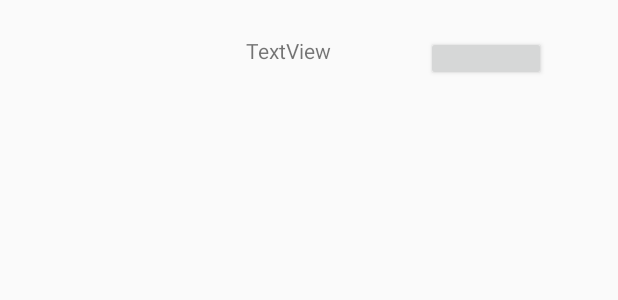
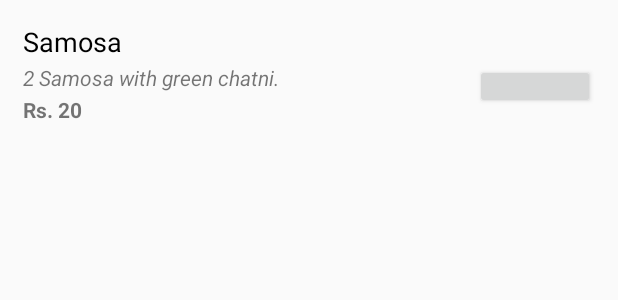
Before and after one commit to MITIN33/NeighbourFoodAndroid, an Android app: the layout fragment_food_items.xml on its own in the app's theme, with its tools: preview values and no code run, on a phone screen of 412 x 824 dp. Shown: the top 300 px of the screen. Run offline under Robolectric (Android 15) with nearby library versions, the phone set to English and light mode, and no system bars; plain views replace ElegantNumberButton; network calls fail.

Commit message:
integrated api on food item list page

```diff
--- a/app/src/main/java/com/start/neighbourfood/models/ServiceConstants.java
+++ b/app/src/main/java/com/start/neighbourfood/models/ServiceConstants.java
@@ -7,5 +7,6 @@ public class ServiceConstants {
     public static final String flatApiPAth = "/flat";
     public static final String foodApiPAth = "/fooditem";
     public static final String apartmentApiPath = "/apartment";
+    public static final String selleritemApiPath = "/selleritem";
     public static final String userDetail = "userInfo";
 }
--- a/app/src/main/res/layout/fragment_food_items.xml
+++ b/app/src/main/res/layout/fragment_food_items.xml
@@ -2,10 +2,10 @@
 <RelativeLayout xmlns:android="http://schemas.android.com/apk/res/android"
     xmlns:app="http://schemas.android.com/apk/res-auto"
     android:layout_width="match_parent"
-    android:layout_height="100dp"
+    android:layout_height="115dp"
     android:fitsSystemWindows="true"
     android:orientation="horizontal"
-    android:padding="16dp">
+    android:padding="15dp">
 
     <!--<ImageView
         android:id="@+id/food_photo"
@@ -14,40 +14,60 @@
         android:layout_alignParentLeft="true"
         android:layout_alignParentTop="true"
         android:layout_marginRight="16dp" />-->
+    <LinearLayout
+        android:layout_width="258dp"
+        android:layout_height="wrap_content"
+        android:orientation="vertical">
 
         <TextView
             android:id="@+id/food_item_name"
             android:layout_width="wrap_content"
             android:layout_height="wrap_content"
             android:layout_alignParentTop="true"
+            android:text="Samosa"
             android:textColor="#000000"
-        android:textSize="20sp" />
+            android:textSize="18sp" />
 
         <TextView
             android:id="@+id/serving_string"
             android:layout_width="wrap_content"
             android:layout_height="wrap_content"
+            android:layout_alignParentLeft="true"
             android:layout_below="@+id/food_item_name"
-        android:textSize="16sp" />
+            android:layout_marginTop="2dp"
+            android:text="2 Samosa with green chatni."
+            android:textSize="14sp"
+            android:textStyle="italic" />
+
+        <TextView
+            android:id="@+id/food_item_price"
+            android:layout_width="wrap_content"
+            android:layout_height="wrap_content"
+            android:layout_alignStart="@+id/quantity_button"
+            android:layout_below="@+id/serving_string"
+            android:layout_marginTop="2dp"
+            android:text="Rs. 20"
+            android:textStyle="bold" />
+
+    </LinearLayout>
+
+    <LinearLayout
+        android:layout_width="wrap_content"
+        android:layout_height="wrap_content"
+        android:layout_alignParentEnd="true"
+        android:layout_centerVertical="true">
 
         <com.cepheuen.elegantnumberbutton.view.ElegantNumberButton
             android:id="@+id/quantity_button"
             android:layout_width="80dp"
             android:layout_height="30dp"
             android:layout_alignParentEnd="true"
-        android:layout_alignTop="@+id/food_item_price"
-        android:layout_marginEnd="32dp"
+            android:layout_alignTop="@+id/food_item_name"
+            android:layout_marginLeft="15dp"
             android:gravity="end"
             app:backGroundColor="@color/colorPrimary"
             app:initialNumber="0"
             app:textSize="8sp" />
+    </LinearLayout>
 
-    <TextView
-        android:id="@+id/food_item_price"
-        android:layout_width="wrap_content"
-        android:layout_height="wrap_content"
-        android:layout_alignBottom="@+id/food_item_name"
-        android:layout_alignParentStart="true"
-        android:layout_marginStart="148dp"
-        android:text="TextView" />
 </RelativeLayout>
```
Also changed, not shown: app/src/main/java/com/start/neighbourfood/adapters/FoodItemsRecyclerViewAdapter.java (+10 -4 lines), app/src/main/java/com/start/neighbourfood/fragments/FlatListFragment.java (+9 -7 lines), app/src/main/java/com/start/neighbourfood/fragments/FoodListFragment.java (+42 -11 lines), app/src/main/java/com/start/neighbourfood/models/FoodItem.java (+39 -6 lines), app/src/main/java/com/start/neighbourfood/models/FoodItemDetails.java (+51 -12 lines), app/src/main/java/com/start/neighbourfood/services/ServiceManager.java (+3 -4 lines). Lines whose indentation alone changed are shown as unchanged.
